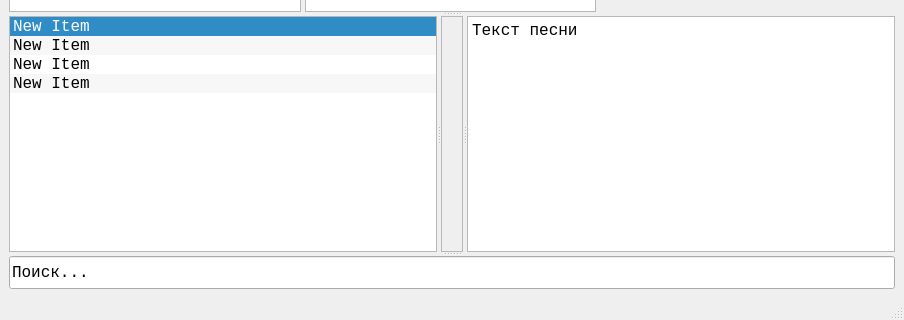
Above: gui/main_ui.ui from alkostuchkov/Songbook before the change; both pictures show x 0 to 904 and y 292 to 612 of the 904 by 612 pixel window. Below: the same form after it.
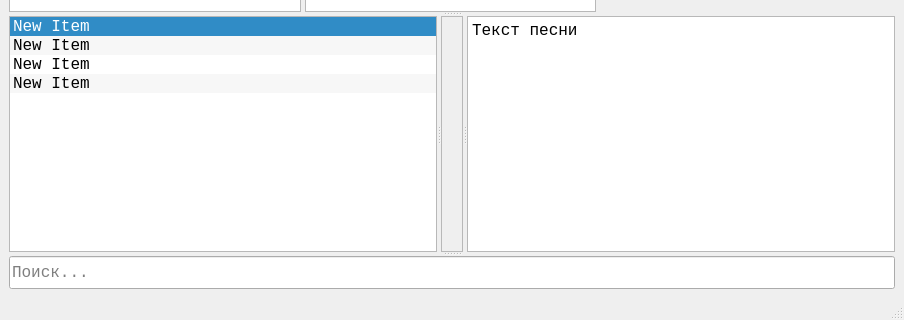
That is the form after the change. Icons and pictures are not drawn.

```diff
--- a/gui/main_ui.ui
+++ b/gui/main_ui.ui
@@ -298,6 +298,9 @@
         </font>
        </property>
        <property name="text">
+        <string/>
+       </property>
+       <property name="placeholderText">
         <string>Поиск...</string>
        </property>
       </widget>
```
